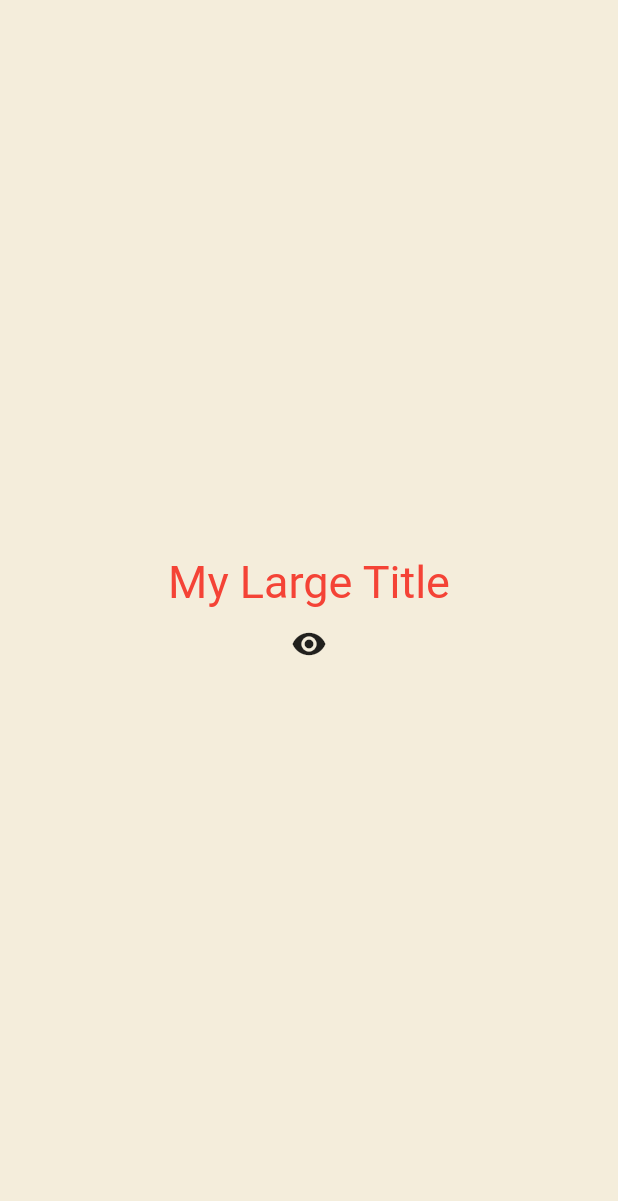
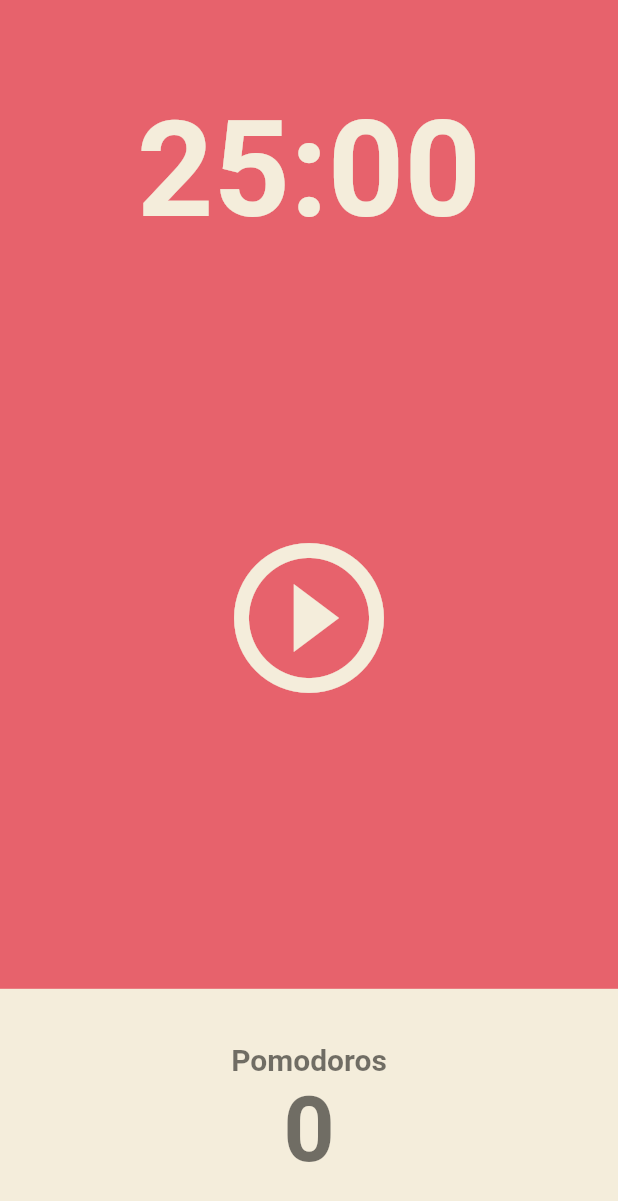
Before and after one commit to hyeonhh/flutter_project_first, a Flutter app: the screen it shows after launch, on a phone screen of 412 x 824 dp. Shown: the top 1201 px of the screen. Run offline on Flutter 3.47's test engine with Material 2 defaults, Android fonts, the phone set to English and light mode, and no system bars.

Commit message:
pomodoro UI

```diff
--- a/lib/main.dart
+++ b/lib/main.dart
@@ -1,85 +1,25 @@
 import 'package:flutter/material.dart';
+import 'package:flutter_project/screens/home_screen.dart';
 
 void main() {
-  runApp(const App());
+  runApp(App());
 }
 
-class App extends StatefulWidget {
-  const App({super.key});
-
-  @override
-  State<App> createState() => _AppState();
-}
-
-class _AppState extends State<App> {
-  bool showTitle = true;
-
-  void toggleTitle() {
-    setState(() {
-      showTitle = !showTitle;
-    });
-  }
-
+class App extends StatelessWidget {
   @override
   Widget build(BuildContext context) {
     return MaterialApp(
+      debugShowCheckedModeBanner: false,
       theme: ThemeData(
+        backgroundColor: const Color(0xFFE7626C),
         textTheme: const TextTheme(
           titleLarge: TextStyle(
-            color: Colors.red,
+            color: Color(0xFF232B55),
           ),
         ),
+        cardColor: const Color(0xFFF4EDDB),
       ),
-      debugShowCheckedModeBanner: false,
-      home: Scaffold(
-        backgroundColor: const Color(0xFFF4EDDB),
-        body: Center(
-          child: Column(
-            mainAxisAlignment: MainAxisAlignment.center,
-            children: [
-              showTitle ? const MyLargeTitle() : const Text('Nothing'),
-              IconButton(
-                  onPressed: toggleTitle,
-                  icon: const Icon(Icons.remove_red_eye))
-            ],
-          ),
-        ),
-      ),
+      home: const HomeScreen(),
     );
   }
 }
-
-class MyLargeTitle extends StatefulWidget {
-  const MyLargeTitle({
-    Key? key,
-  }) : super(key: key);
-
-  @override
-  State<MyLargeTitle> createState() => _MyLargeTitleState();
-}
-
-class _MyLargeTitleState extends State<MyLargeTitle> {
-  @override
-  void initState() {
-    super.initState;
-    print('initState');
-  }
-
-  @override
-  void dispose() {
-    super.dispose();
-    print('dispose!');
-  }
-
-  @override
-  Widget build(BuildContext context) {
-    print('build!');
-    return Text(
-      'My Large Title',
-      style: TextStyle(
-        fontSize: 30,
-        color: Theme.of(context).textTheme.titleLarge?.color,
-      ),
-    );
-  }
-}
--- /dev/null
+++ b/lib/screens/home_screen.dart
@@ -0,0 +1,81 @@
+import 'package:flutter/material.dart';
+
+class HomeScreen extends StatefulWidget {
+  const HomeScreen({super.key});
+
+  @override
+  State<HomeScreen> createState() => _HomeScreenState();
+}
+
+class _HomeScreenState extends State<HomeScreen> {
+  @override
+  Widget build(BuildContext context) {
+    return Scaffold(
+      backgroundColor: Theme.of(context).backgroundColor,
+      body: Column(
+        children: [
+          Flexible(
+            flex: 1,
+            child: Container(
+              alignment: Alignment.bottomCenter,
+              child: Text(
+                '25:00',
+                style: TextStyle(
+                  color: Theme.of(context).cardColor,
+                  fontSize: 89,
+                  fontWeight: FontWeight.w600,
+                ),
+              ),
+            ),
+          ),
+          Flexible(
+            flex: 3,
+            child: Center(
+              child: IconButton(
+                iconSize: 120,
+                color: Theme.of(context).cardColor,
+                onPressed: () {},
+                icon: const Icon(Icons.play_circle_outline),
+              ),
+            ),
+          ),
+          Flexible(
+            flex: 1,
+            child: Row(
+              children: [
+                Expanded(
+                  child: Container(
+                    decoration:
+                        BoxDecoration(color: Theme.of(context).cardColor),
+                    child: Column(
+                        mainAxisAlignment: MainAxisAlignment.center,
+                        children: [
+                          Text(
+                            'Pomodoros',
+                            style: TextStyle(
+                              fontSize: 20,
+                              color:
+                                  Theme.of(context).textTheme.headline1!.color,
+                              fontWeight: FontWeight.w600,
+                            ),
+                          ),
+                          Text(
+                            '0',
+                            style: TextStyle(
+                              fontSize: 60,
+                              color:
+                                  Theme.of(context).textTheme.headline1!.color,
+                              fontWeight: FontWeight.w600,
+                            ),
+                          ),
+                        ]),
+                  ),
+                ),
+              ],
+            ),
+          ),
+        ],
+      ),
+    );
+  }
+}
```
